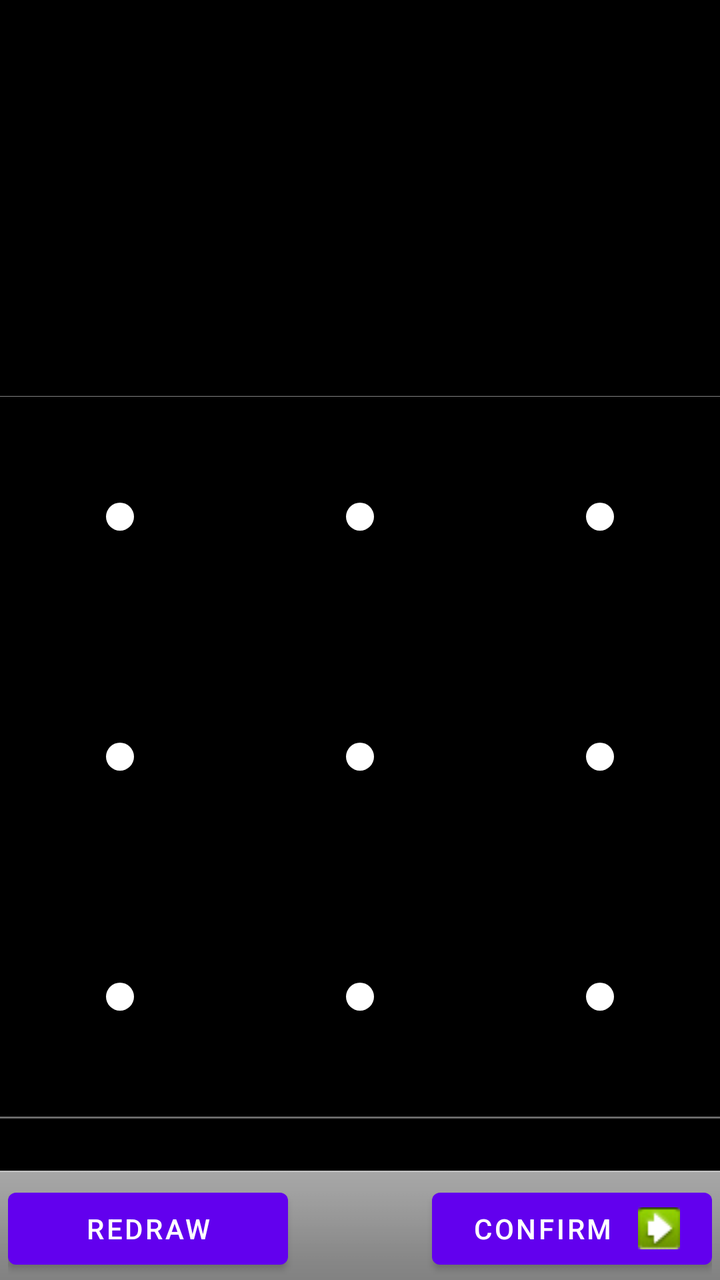
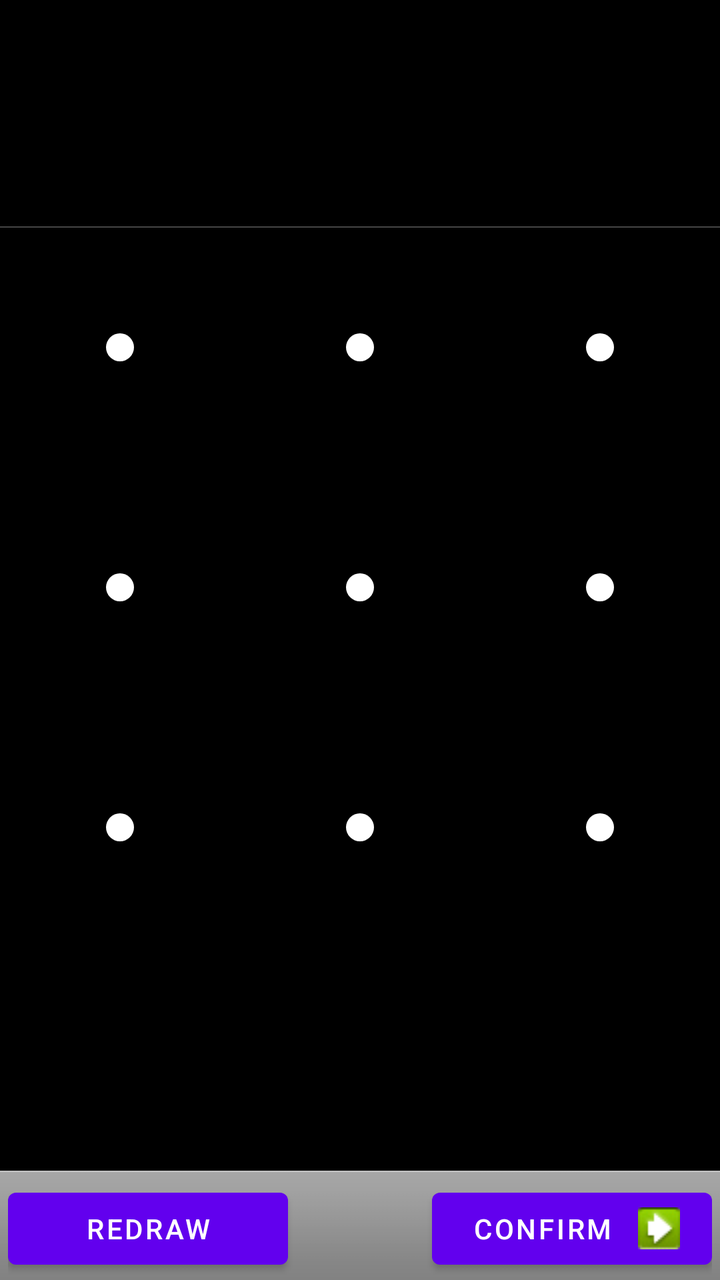

The first picture is an Android layout as it rendered before a commit; the second is the same layout after the commit. The layout source and the unified diff follow.
<!-- AndroidManifest.xml: fallback theme Theme.MaterialComponents.DayNight.NoActionBar -->
<!-- res/layout/choose_lock_pattern.xml -->
<?xml version="1.0" encoding="utf-8"?>
<com.android.internal.widget.LinearLayoutWithDefaultTouchRecepient
        xmlns:android="http://schemas.android.com/apk/res/android"
    android:id="@+id/topLayout"
    android:orientation="vertical"
    android:layout_width="wrap_content"
    android:layout_height="fill_parent"
    android:background="@color/black">

    <TextView android:id="@+id/headerText"
        android:layout_width="fill_parent"
        android:layout_height="0dip"
        android:layout_weight="1"
        android:gravity="center"
        android:textSize="18sp"/>

    <View
         android:background="@*android:drawable/code_lock_top"
         android:layout_width="fill_parent"
         android:layout_height="2dip" />
    <com.android.internal.widget.LockPatternView android:id="@+id/lockPattern"
         android:layout_width="wrap_content"
         android:layout_height="wrap_content" />
    <View
         android:background="@*android:drawable/code_lock_bottom"
         android:layout_width="fill_parent"
         android:layout_height="8dip" />

    
    <TextView android:id="@+id/footerText"
        android:layout_width="wrap_content"
        android:layout_height="wrap_content"
        android:layout_gravity="center_horizontal"
        android:textSize="14sp"/>

    
    <LinearLayout style="@android:style/ButtonBar"
        android:orientation="horizontal"
        android:layout_width="fill_parent"
        android:layout_height="wrap_content">

        
        <Button android:id="@+id/footerLeftButton"
            android:layout_height="wrap_content"
            android:layout_width="140dip"
            android:ellipsize="marquee"
            android:singleLine="true"
            android:text="@string/lockpattern_restart_button_text"/>

        
        <View
            android:visibility="invisible"
            android:layout_height="0dip"
            android:layout_width="1dip"
            android:layout_weight="1" />

        
        <Button android:id="@+id/footerRightButton"
            android:layout_height="wrap_content"
            android:layout_width="140dip"
            android:ellipsize="marquee"
            android:singleLine="true"
            android:drawableRight="@drawable/ic_btn_next"
            android:drawablePadding="3dip"
            android:text="@string/lockpattern_confirm_button_text"/>

    </LinearLayout>

</com.android.internal.widget.LinearLayoutWithDefaultTouchRecepient>
<!-- resources referenced by this layout -->
<resources>
  <color name="black">#000</color>
  <!-- drawable ic_btn_next: png bitmap (drawable, 779 bytes) -->
  <string name="lockpattern_confirm_button_text">Confirm</string>
  <string name="lockpattern_restart_button_text">Redraw</string>
</resources>

<!-- the commit's change to res/layout/choose_lock_pattern.xml (unified diff, before → after) -->
@@ -7,39 +7,46 @@
     android:layout_height="fill_parent"
     android:background="@color/black">
 
-    <TextView android:id="@+id/headerText"
+    
+    <LinearLayout
+        android:orientation="vertical"
         android:layout_width="fill_parent"
         android:layout_height="0dip"
-        android:layout_weight="1"
-        android:gravity="center"
-        android:textSize="18sp"/>
+        android:layout_weight="1">
 
-    <View
-         android:background="@*android:drawable/code_lock_top"
-         android:layout_width="fill_parent"
-         android:layout_height="2dip" />
-    <com.android.internal.widget.LockPatternView android:id="@+id/lockPattern"
-         android:layout_width="wrap_content"
-         android:layout_height="wrap_content" />
-    <View
-         android:background="@*android:drawable/code_lock_bottom"
-         android:layout_width="fill_parent"
-         android:layout_height="8dip" />
+        <TextView android:id="@+id/headerText"
+            android:layout_width="fill_parent"
+            android:layout_height="0dip"
+            android:layout_weight="1"
+            android:gravity="center"
+            android:textSize="18sp"/>
 
-    
-    <TextView android:id="@+id/footerText"
-        android:layout_width="wrap_content"
-        android:layout_height="wrap_content"
-        android:layout_gravity="center_horizontal"
-        android:textSize="14sp"/>
+        <View
+             android:background="@*android:drawable/code_lock_top"
+             android:layout_width="fill_parent"
+             android:layout_height="2dip" />
+        <com.android.internal.widget.LockPatternView android:id="@+id/lockPattern"
+             android:layout_width="wrap_content"
+             android:layout_height="wrap_content" />
 
-    
+        
+        
+
+        <TextView android:id="@+id/footerText"
+            android:layout_width="fill_parent"
+            android:layout_height="0dip"
+            android:layout_weight="1"
+            android:gravity="center"
+            android:textSize="14sp"/>
+
+    </LinearLayout>
+
+
     <LinearLayout style="@android:style/ButtonBar"
         android:orientation="horizontal"
         android:layout_width="fill_parent"
         android:layout_height="wrap_content">
 
-        
         <Button android:id="@+id/footerLeftButton"
             android:layout_height="wrap_content"
             android:layout_width="140dip"
@@ -47,14 +54,12 @@
             android:singleLine="true"
             android:text="@string/lockpattern_restart_button_text"/>
 
-        
         <View
             android:visibility="invisible"
             android:layout_height="0dip"
             android:layout_width="1dip"
             android:layout_weight="1" />
 
-        
         <Button android:id="@+id/footerRightButton"
             android:layout_height="wrap_content"
             android:layout_width="140dip"
